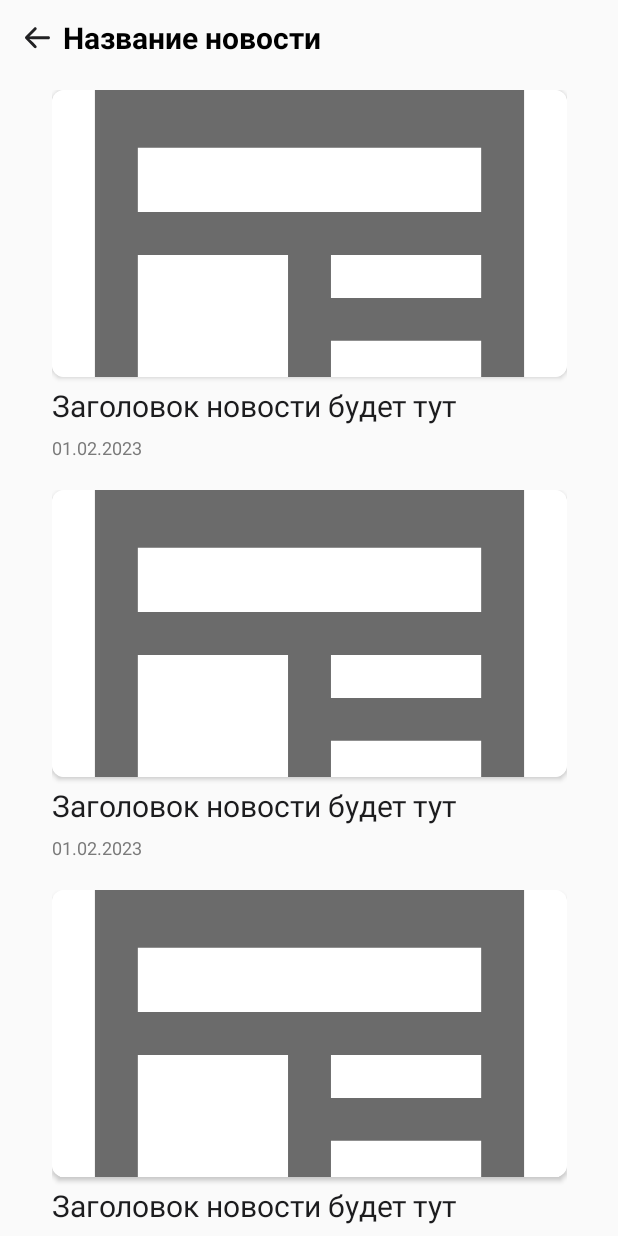
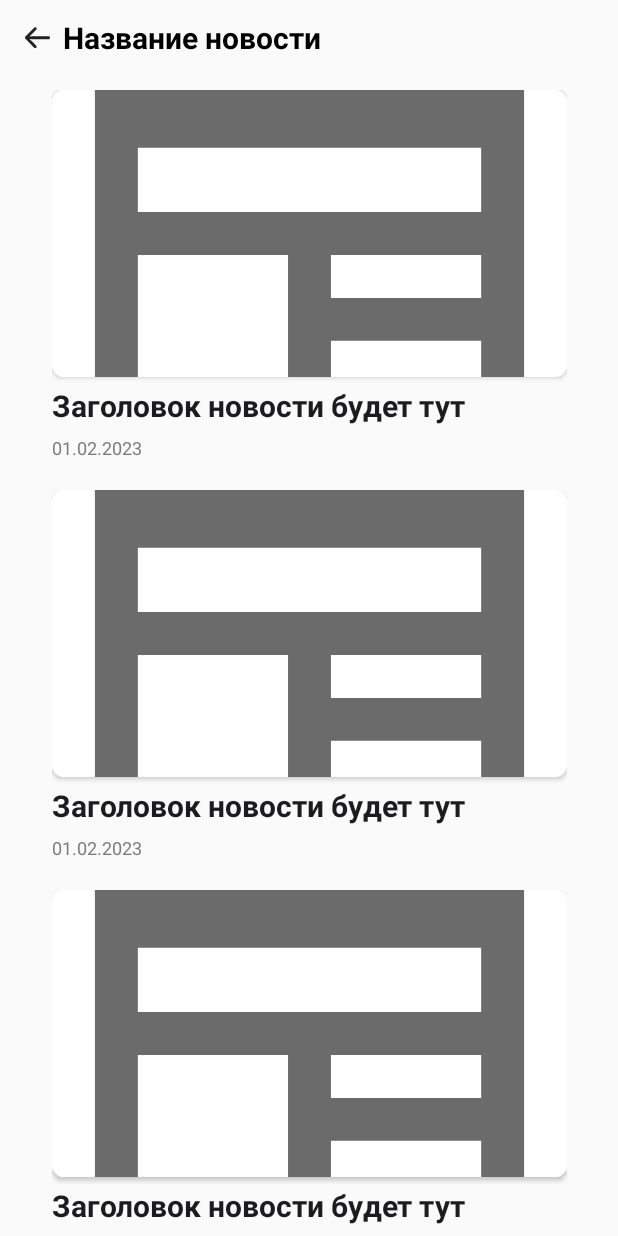
Before and after one commit to RAMIHAMADA/Awesome_News_Checkus, an Android app: the layout fragment_list_of_all_news.xml on its own in the app's theme, with its tools: preview values and no code run, on a phone screen of 412 x 824 dp. Run offline under Robolectric (Android 15) with nearby library versions, the phone set to English and light mode, and no system bars.

Commit message:
add done all fragments and animations

```diff
--- a/app/src/main/java/com/awesomenews/checkus/MainActivity.kt
+++ b/app/src/main/java/com/awesomenews/checkus/MainActivity.kt
@@ -2,7 +2,6 @@ package com.awesomenews.checkus
 
 import android.os.Bundle
 import androidx.appcompat.app.AppCompatActivity
-
 
 
 class MainActivity : AppCompatActivity() {
--- a/app/src/main/java/com/awesomenews/checkus/ui/main/screen/MainScreenFragment.kt
+++ b/app/src/main/java/com/awesomenews/checkus/ui/main/screen/MainScreenFragment.kt
@@ -1,6 +1,6 @@
 package com.awesomenews.checkus.ui.main.screen
 
-import android.icu.text.IDNA
+
 import android.os.Bundle
 import android.view.LayoutInflater
 import android.view.View
--- a/app/src/main/res/layout/fragment_details_news.xml
+++ b/app/src/main/res/layout/fragment_details_news.xml
@@ -84,7 +84,7 @@
                 android:text="Tут будет текст жоский"
                 android:textColor="@color/primary_title"
                 android:textSize="24dp"
-                android:textStyle="normal"
+                android:textStyle="bold"
                 app:layout_constraintEnd_toEndOf="parent"
                 app:layout_constraintStart_toStartOf="parent"
                 app:layout_constraintTop_toBottomOf="@id/detalis_news_fragment_iv" />
@@ -94,6 +94,7 @@
                 android:layout_width="match_parent"
                 android:layout_height="0dp"
                 android:layout_margin="16dp"
+                android:fontFamily="@font/manrope_variable_font_wght"
                 android:textColor="@color/grey_date"
                 android:textSize="12dp"
                 app:layout_constraintStart_toStartOf="parent"
--- a/app/src/main/res/layout/fragment_list_of_all_news.xml
+++ b/app/src/main/res/layout/fragment_list_of_all_news.xml
@@ -1,18 +1,18 @@
 <?xml version="1.0" encoding="utf-8"?>
 <androidx.constraintlayout.widget.ConstraintLayout xmlns:android="http://schemas.android.com/apk/res/android"
+    xmlns:app="http://schemas.android.com/apk/res-auto"
     xmlns:tools="http://schemas.android.com/tools"
     android:layout_width="match_parent"
     android:layout_height="match_parent"
-    xmlns:app="http://schemas.android.com/apk/res-auto"
     tools:context=".ui.list.of.all.news.ListOfAllNewsFragment">
 
     <View
         android:id="@+id/view_box_list_news_v"
         android:layout_width="match_parent"
         android:layout_height="50dp"
+        app:layout_constraintEnd_toEndOf="parent"
         app:layout_constraintStart_toStartOf="parent"
-        app:layout_constraintEnd_toEndOf="parent"
-        app:layout_constraintTop_toTopOf="parent"/>
+        app:layout_constraintTop_toTopOf="parent" />
 
     <ImageView
         android:id="@+id/arrow_back_iv"
@@ -20,31 +20,32 @@
         android:layout_height="wrap_content"
         android:layout_marginStart="16dp"
         android:src="@drawable/ic_arrow_backward"
+        app:layout_constraintBottom_toBottomOf="@id/view_box_list_news_v"
         app:layout_constraintStart_toStartOf="@id/view_box_list_news_v"
-        app:layout_constraintTop_toTopOf="@id/view_box_list_news_v"
-        app:layout_constraintBottom_toBottomOf="@id/view_box_list_news_v"/>
+        app:layout_constraintTop_toTopOf="@id/view_box_list_news_v" />
+
     <View
         android:id="@+id/arrow_background_v"
         android:layout_width="40dp"
         android:layout_height="40dp"
-        app:layout_constraintStart_toStartOf="@id/arrow_back_iv"
         app:layout_constraintBottom_toBottomOf="@id/arrow_back_iv"
         app:layout_constraintEnd_toEndOf="@id/arrow_back_iv"
-        app:layout_constraintTop_toTopOf="@id/arrow_back_iv"/>
+        app:layout_constraintStart_toStartOf="@id/arrow_back_iv"
+        app:layout_constraintTop_toTopOf="@id/arrow_back_iv" />
 
     <TextView
         android:id="@+id/topic_title_tv"
         android:layout_width="0dp"
         android:layout_height="wrap_content"
-        tools:text="Название новости"
+        android:layout_marginStart="8dp"
+        android:textColor="@color/black"
+        android:textSize="20sp"
         android:textStyle="bold"
-        android:textSize="20sp"
-        android:textColor="@color/black"
-        android:layout_marginStart="8dp"
+        app:layout_constraintBottom_toBottomOf="@id/view_box_list_news_v"
         app:layout_constraintEnd_toEndOf="@id/view_box_list_news_v"
+        app:layout_constraintStart_toEndOf="@id/arrow_back_iv"
         app:layout_constraintTop_toTopOf="@id/view_box_list_news_v"
-        app:layout_constraintBottom_toBottomOf="@id/view_box_list_news_v"
-        app:layout_constraintStart_toEndOf="@id/arrow_back_iv"/>
+        tools:text="Название новости" />
 
     <androidx.recyclerview.widget.RecyclerView
         android:id="@+id/recycler_view_main_screen"
--- a/app/src/main/res/layout/fragment_main_screen.xml
+++ b/app/src/main/res/layout/fragment_main_screen.xml
@@ -26,8 +26,8 @@
         android:layout_marginBottom="17dp"
         android:text="@string/main_screen_text"
         android:textColor="@color/black"
+        android:textStyle="bold"
         android:textSize="24dp"
-        android:textStyle="bold"
         app:layout_constraintEnd_toEndOf="@id/view_container_for_name_ic"
         app:layout_constraintStart_toStartOf="@id/view_container_for_name_ic"
         app:layout_constraintTop_toTopOf="@id/view_container_for_name_ic" />
--- a/app/src/main/res/layout/fragment_new_tabs.xml
+++ b/app/src/main/res/layout/fragment_new_tabs.xml
@@ -15,7 +15,7 @@
         app:layout_constraintEnd_toEndOf="parent"
         app:layout_constraintStart_toStartOf="parent"
         app:layout_constraintTop_toTopOf="parent"
-        app:navGraph="@navigation/new_tabs_graph"/>
+        app:navGraph="@navigation/new_tabs_graph" />
 
 
     <com.google.android.material.bottomnavigation.BottomNavigationView
--- a/app/src/main/res/layout/fragment_news_topics.xml
+++ b/app/src/main/res/layout/fragment_news_topics.xml
@@ -36,10 +36,10 @@
         android:id="@+id/recycler_view_news_topics"
         android:layout_width="wrap_content"
         android:layout_height="0dp"
-        tools:listitem="@layout/item_category_news"
         app:layoutManager="androidx.recyclerview.widget.LinearLayoutManager"
         app:layout_constraintBottom_toBottomOf="parent"
         app:layout_constraintEnd_toEndOf="parent"
         app:layout_constraintStart_toStartOf="parent"
-        app:layout_constraintTop_toBottomOf="@id/view_container_for_name_ic" />
+        app:layout_constraintTop_toBottomOf="@id/view_container_for_name_ic"
+        tools:listitem="@layout/item_category_news" />
 </androidx.constraintlayout.widget.ConstraintLayout>
--- a/app/src/main/res/layout/item_card_news.xml
+++ b/app/src/main/res/layout/item_card_news.xml
@@ -32,6 +32,7 @@
         android:layout_marginTop="5dp"
         android:textColor="@color/primary_title"
         android:textSize="20dp"
+        android:textStyle="bold"
         app:layout_constraintEnd_toEndOf="@id/card_view_picture_iv"
         app:layout_constraintStart_toStartOf="@id/card_view_picture_iv"
         app:layout_constraintTop_toBottomOf="@id/card_view_picture_iv"
--- a/app/src/main/res/layout/item_news.xml
+++ b/app/src/main/res/layout/item_news.xml
@@ -30,9 +30,9 @@
         android:layout_width="0dp"
         android:layout_height="wrap_content"
         android:layout_marginTop="5dp"
-        android:textStyle="bold"
         android:textColor="@color/primary_title"
         android:textSize="20dp"
+        android:textStyle="bold"
         app:layout_constraintEnd_toEndOf="@id/card_view_picture_iv"
         app:layout_constraintStart_toStartOf="@id/card_view_picture_iv"
         app:layout_constraintTop_toBottomOf="@id/card_view_picture_iv"
--- a/app/src/main/res/navigation/main_screen.xml
+++ b/app/src/main/res/navigation/main_screen.xml
@@ -11,6 +11,10 @@
         <action
             android:id="@+id/action_mainScreenFragment_to_detailsNewsFragment"
             app:destination="@id/detailsNewsFragment"
+            app:enterAnim="@android:anim/slide_in_left"
+            app:exitAnim="@android:anim/slide_out_right"
+            app:popEnterAnim="@android:anim/slide_in_left"
+            app:popExitAnim="@android:anim/slide_out_right"
             app:popUpToInclusive="false" />
     </fragment>
     <fragment
```
Also changed, not shown: app/src/main/java/com/awesomenews/checkus/adapters/LIstOfAllNewsAdapter.kt (deleted, +0 -50 lines), app/src/main/java/com/awesomenews/checkus/ui/list/of/all/news/ListOfAllNewsFragment.kt (+50 -1 lines), app/src/main/java/com/awesomenews/checkus/ui/news/topics/NewsTopicsFragment.kt (+15 -9 lines), app/src/main/res/layout/item_category_news.xml (+13 -12 lines), app/src/main/res/navigation/new_topics.xml (+25 -4 lines), app/src/main/res/font/manrope_variable_font_wght.ttf (added).
